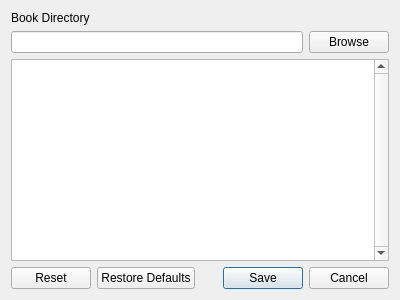
Before: the Qt Designer form settingsdialog.ui in farinc/book-tracker, drawn with Qt 5.
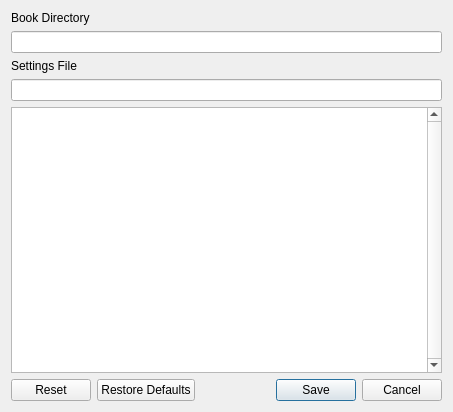
After: the same form once the commit is applied.

Commit message: Tweaked and updated the book loading system to write to file correctly using Qt's DataStream io in a attempt to help porting to Andiord (it didn't). I have now implemented QStandardDirectory, which dictates the correct locations for configs and data files should be written and read from. This change has allowed the Andiord app to now work and correctly load and save book and settings JSON's.

The edit to the form file:
```diff
--- a/settingsdialog.ui
+++ b/settingsdialog.ui
@@ -6,8 +6,8 @@
    <rect>
     <x>0</x>
     <y>0</y>
-    <width>400</width>
-    <height>300</height>
+    <width>453</width>
+    <height>412</height>
    </rect>
   </property>
   <property name="sizePolicy">
@@ -27,23 +27,6 @@
      </property>
     </widget>
    </item>
-   <item row="1" column="1">
-    <widget class="QPushButton" name="pushButtonBrowse">
-     <property name="text">
-      <string>Browse</string>
-     </property>
-    </widget>
-   </item>
-   <item row="3" column="0" colspan="2">
-    <widget class="QDialogButtonBox" name="buttonBox">
-     <property name="orientation">
-      <enum>Qt::Horizontal</enum>
-     </property>
-     <property name="standardButtons">
-      <set>QDialogButtonBox::Cancel|QDialogButtonBox::Reset|QDialogButtonBox::RestoreDefaults|QDialogButtonBox::Save</set>
-     </property>
-    </widget>
-   </item>
    <item row="1" column="0">
     <widget class="QLineEdit" name="lineEditBookDirectory">
      <property name="readOnly">
@@ -51,7 +34,24 @@
      </property>
     </widget>
    </item>
-   <item row="2" column="0" colspan="2">
+   <item row="2" column="0">
+    <widget class="QLabel" name="label_2">
+     <property name="text">
+      <string>Settings File</string>
+     </property>
+    </widget>
+   </item>
+   <item row="3" column="0">
+    <widget class="QLineEdit" name="lineEditSettings">
+     <property name="text">
+      <string/>
+     </property>
+     <property name="readOnly">
+      <bool>true</bool>
+     </property>
+    </widget>
+   </item>
+   <item row="4" column="0">
     <widget class="QTreeView" name="treeView">
      <property name="verticalScrollBarPolicy">
       <enum>Qt::ScrollBarAlwaysOn</enum>
@@ -64,6 +64,16 @@
      </property>
     </widget>
    </item>
+   <item row="5" column="0">
+    <widget class="QDialogButtonBox" name="buttonBox">
+     <property name="orientation">
+      <enum>Qt::Horizontal</enum>
+     </property>
+     <property name="standardButtons">
+      <set>QDialogButtonBox::Cancel|QDialogButtonBox::Reset|QDialogButtonBox::RestoreDefaults|QDialogButtonBox::Save</set>
+     </property>
+    </widget>
+   </item>
   </layout>
  </widget>
  <resources/>
```
The commit also changes 8 other files.
